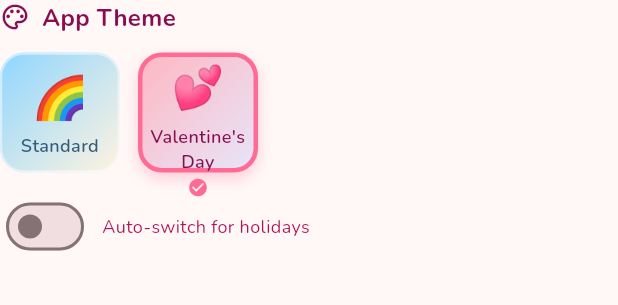
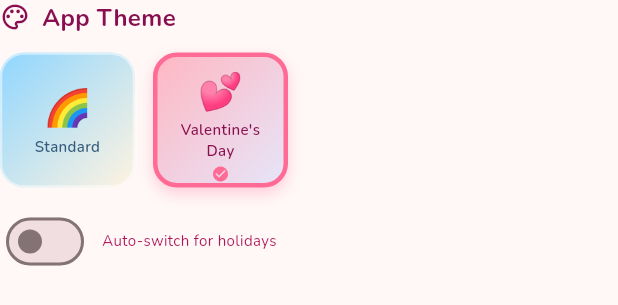
Before and after one commit to hao6yu/mm-learning-lab, a Flutter app: the ThemePicker widget shown alone on an empty page, opened directly, after a tap on "Standard", after a tap on "Valentine's Day", on a phone screen of 412 x 824 dp. Shown: the top 305 px of the screen. Run offline on Flutter 3.47's test engine with Material 3 defaults, Android fonts, the phone set to English and light mode, and no system bars; our stand-ins replace audioplayers, flutter_dotenv, flutter_tts, google_fonts, image_cropper, image_picker and 7 more; missing offline and left inert: audio_session, chess, elevenlabs_agents, flutter_sound; accounts and stored records are empty.

Commit message:
fix: Theme picker card overflow
- Increase card size from 80 to 90 (phone)
- Reduce emoji/font sizes to fit
- Add padding and maxLines to prevent overflow
- Smaller check icon

```diff
--- a/lib/widgets/theme_picker.dart
+++ b/lib/widgets/theme_picker.dart
@@ -18,9 +18,9 @@ class ThemePicker extends StatelessWidget {
     final currentTheme = themeService.currentTheme;
     final themes = themeService.availableThemes;
 
-    final cardSize = isTablet ? 100.0 : 80.0;
-    final fontSize = isTablet ? 14.0 : 12.0;
-    final emojiSize = isTablet ? 32.0 : 28.0;
+    final cardSize = isTablet ? 100.0 : 90.0;
+    final fontSize = isTablet ? 12.0 : 10.0;
+    final emojiSize = isTablet ? 28.0 : 24.0;
     final spacing = isTablet ? 16.0 : 12.0;
 
     return Column(
@@ -85,14 +85,17 @@ class ThemePicker extends StatelessWidget {
                     ),
                   ] : null,
                 ),
+                child: Padding(
+                  padding: const EdgeInsets.all(6.0),
                   child: Column(
                     mainAxisAlignment: MainAxisAlignment.center,
+                    mainAxisSize: MainAxisSize.min,
                     children: [
                       Text(
                         theme.emoji,
                         style: TextStyle(fontSize: emojiSize),
                       ),
-                    const SizedBox(height: 4),
+                      const SizedBox(height: 2),
                       Text(
                         theme.name,
                         style: TextStyle(
@@ -101,16 +104,19 @@ class ThemePicker extends StatelessWidget {
                           color: theme.headingColor,
                         ),
                         textAlign: TextAlign.center,
+                        maxLines: 2,
+                        overflow: TextOverflow.ellipsis,
                       ),
                       if (isSelected) ...[
                         const SizedBox(height: 2),
                         Icon(
                           Icons.check_circle,
-                        size: isTablet ? 18.0 : 14.0,
+                          size: isTablet ? 16.0 : 12.0,
                           color: theme.primaryColor,
                         ),
                       ],
                     ],
+                  ),
                 ),
               ),
             );
```
Lines whose indentation alone changed are shown as unchanged.
